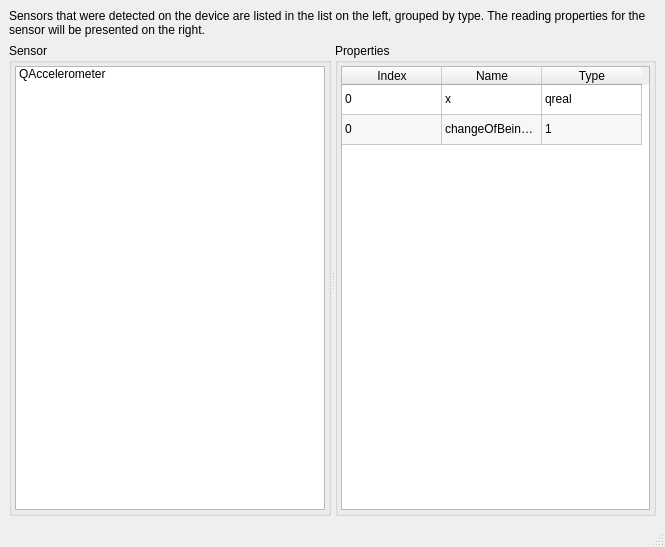
Before: the Qt Designer form qtmobility/examples/sensors/sensor_explorer/explorer.ui in SymbianSource/oss.FCL.sf.mw.qtextensions, drawn with Qt 5.
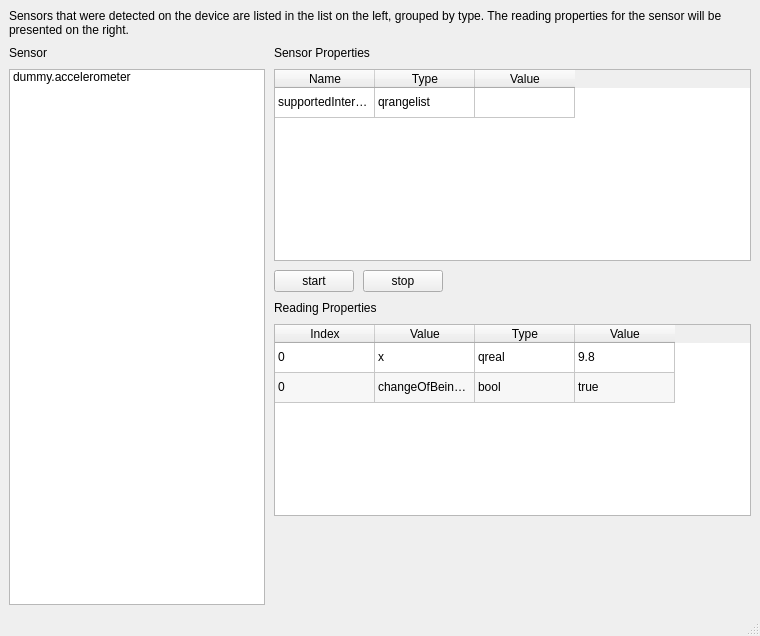
After: the same form once the commit is applied.

Diff of the .ui file:
```diff
--- a/qtmobility/examples/sensors/sensor_explorer/explorer.ui
+++ b/qtmobility/examples/sensors/sensor_explorer/explorer.ui
@@ -48,8 +48,8 @@
    <rect>
     <x>0</x>
     <y>0</y>
-    <width>665</width>
-    <height>547</height>
+    <width>760</width>
+    <height>636</height>
    </rect>
   </property>
   <property name="sizePolicy">
@@ -62,7 +62,10 @@
    <string>MainWindow</string>
   </property>
   <widget class="QWidget" name="centralwidget">
-   <layout class="QVBoxLayout" name="verticalLayout">
+   <layout class="QVBoxLayout" name="verticalLayout_4">
+    <property name="spacing">
+     <number>9</number>
+    </property>
     <item>
      <widget class="QLabel" name="label">
       <property name="text">
@@ -77,28 +80,37 @@
      </widget>
     </item>
     <item>
-     <widget class="QSplitter" name="widget">
-      <property name="sizePolicy">
-       <sizepolicy hsizetype="Expanding" vsizetype="Expanding">
-        <horstretch>0</horstretch>
-        <verstretch>0</verstretch>
-       </sizepolicy>
-      </property>
-      <property name="orientation">
-       <enum>Qt::Horizontal</enum>
-      </property>
-      <widget class="QGroupBox" name="groupBox">
-       <property name="title">
-        <string>Sensor</string>
-       </property>
+     <widget class="QWidget" name="widget" native="true">
        <layout class="QHBoxLayout" name="horizontalLayout">
+       <property name="spacing">
+        <number>9</number>
+       </property>
         <property name="margin">
-         <number>3</number>
+        <number>0</number>
         </property>
         <item>
-         <widget class="QTreeWidget" name="m_sensors">
+        <widget class="QWidget" name="widget_2" native="true">
+         <layout class="QVBoxLayout" name="verticalLayout">
+          <property name="spacing">
+           <number>9</number>
+          </property>
+          <property name="margin">
+           <number>0</number>
+          </property>
+          <item>
+           <widget class="QLabel" name="label_2">
+            <property name="text">
+             <string>Sensor</string>
+            </property>
+            <property name="buddy">
+             <cstring>sensors</cstring>
+            </property>
+           </widget>
+          </item>
+          <item>
+           <widget class="QTreeWidget" name="sensors">
           <property name="sizePolicy">
-           <sizepolicy hsizetype="MinimumExpanding" vsizetype="Expanding">
+             <sizepolicy hsizetype="Minimum" vsizetype="Expanding">
             <horstretch>0</horstretch>
             <verstretch>0</verstretch>
            </sizepolicy>
@@ -112,49 +124,213 @@
           <property name="rootIsDecorated">
            <bool>false</bool>
           </property>
+            <property name="itemsExpandable">
+             <bool>false</bool>
+            </property>
+            <property name="expandsOnDoubleClick">
+             <bool>false</bool>
+            </property>
+            <attribute name="headerVisible">
+             <bool>false</bool>
+            </attribute>
+            <attribute name="headerVisible">
+             <bool>false</bool>
+            </attribute>
+            <column>
+             <property name="text">
+              <string notr="true">Sensor</string>
+             </property>
+            </column>
+            <item>
+             <property name="text">
+              <string notr="true">dummy.accelerometer</string>
+             </property>
+            </item>
+           </widget>
+          </item>
+         </layout>
+        </widget>
+       </item>
+       <item>
+        <widget class="QScrollArea" name="scrollArea">
+         <property name="frameShape">
+          <enum>QFrame::NoFrame</enum>
+         </property>
+         <property name="widgetResizable">
+          <bool>true</bool>
+         </property>
+         <widget class="QWidget" name="scrollAreaWidgetContents">
+          <property name="geometry">
+           <rect>
+            <x>0</x>
+            <y>0</y>
+            <width>477</width>
+            <height>556</height>
+           </rect>
+          </property>
+          <layout class="QVBoxLayout" name="verticalLayout_5">
+           <property name="spacing">
+            <number>9</number>
+           </property>
+           <property name="margin">
+            <number>0</number>
+           </property>
+           <item>
+            <widget class="QWidget" name="widget_4" native="true">
+             <property name="sizePolicy">
+              <sizepolicy hsizetype="Preferred" vsizetype="Minimum">
+               <horstretch>0</horstretch>
+               <verstretch>0</verstretch>
+              </sizepolicy>
+             </property>
+             <layout class="QVBoxLayout" name="verticalLayout_3">
+              <property name="spacing">
+               <number>9</number>
+              </property>
+              <property name="margin">
+               <number>0</number>
+              </property>
+              <item>
+               <widget class="QLabel" name="label_4">
+                <property name="text">
+                 <string>Sensor Properties</string>
+                </property>
+               </widget>
+              </item>
+              <item>
+               <widget class="QTableWidget" name="sensorprops">
+                <property name="sizePolicy">
+                 <sizepolicy hsizetype="Expanding" vsizetype="Minimum">
+                  <horstretch>0</horstretch>
+                  <verstretch>0</verstretch>
+                 </sizepolicy>
+                </property>
+                <property name="verticalScrollBarPolicy">
+                 <enum>Qt::ScrollBarAlwaysOff</enum>
+                </property>
+                <property name="alternatingRowColors">
+                 <bool>true</bool>
+                </property>
           <property name="columnCount">
-           <number>1</number>
-          </property>
-          <attribute name="headerVisible">
+                 <number>3</number>
+                </property>
+                <attribute name="verticalHeaderVisible">
            <bool>false</bool>
           </attribute>
-          <attribute name="headerVisible">
+                <attribute name="verticalHeaderVisible">
            <bool>false</bool>
           </attribute>
+                <row>
+                 <property name="text">
+                  <string notr="true">1</string>
+                 </property>
+                </row>
           <column>
            <property name="text">
-            <string>Sensor</string>
-           </property>
-          </column>
-          <item>
+                  <string>Name</string>
+                 </property>
+                </column>
+                <column>
            <property name="text">
-            <string>QAccelerometer</string>
-           </property>
-           <item>
+                  <string>Type</string>
+                 </property>
+                </column>
+                <column>
             <property name="text">
-             <string>dummy.accelerometer</string>
-            </property>
-           </item>
+                  <string>Value</string>
+                 </property>
+                </column>
+                <item row="0" column="0">
+                 <property name="text">
+                  <string notr="true">supportedIntervals</string>
+                 </property>
+                </item>
+                <item row="0" column="1">
+                 <property name="text">
+                  <string notr="true">qrangelist</string>
+                 </property>
+                </item>
+                <item row="0" column="2">
+                 <property name="text">
+                  <string/>
+                 </property>
           </item>
          </widget>
         </item>
        </layout>
       </widget>
-      <widget class="QGroupBox" name="groupBox_2">
-       <property name="title">
-        <string>Properties</string>
-       </property>
+           </item>
+           <item>
+            <widget class="QWidget" name="widget_3" native="true">
        <layout class="QHBoxLayout" name="horizontalLayout_2">
+              <property name="spacing">
+               <number>9</number>
+              </property>
         <property name="margin">
-         <number>3</number>
+               <number>0</number>
         </property>
         <item>
-         <widget class="QTableWidget" name="m_reading">
+               <widget class="QPushButton" name="start">
+                <property name="text">
+                 <string>start</string>
+                </property>
+               </widget>
+              </item>
+              <item>
+               <widget class="QPushButton" name="stop">
+                <property name="text">
+                 <string>stop</string>
+                </property>
+               </widget>
+              </item>
+              <item>
+               <spacer name="horizontalSpacer">
+                <property name="orientation">
+                 <enum>Qt::Horizontal</enum>
+                </property>
+                <property name="sizeHint" stdset="0">
+                 <size>
+                  <width>40</width>
+                  <height>20</height>
+                 </size>
+                </property>
+               </spacer>
+              </item>
+             </layout>
+            </widget>
+           </item>
+           <item>
+            <widget class="QWidget" name="widget_5" native="true">
           <property name="sizePolicy">
-           <sizepolicy hsizetype="MinimumExpanding" vsizetype="Expanding">
+              <sizepolicy hsizetype="Preferred" vsizetype="Minimum">
             <horstretch>0</horstretch>
             <verstretch>0</verstretch>
            </sizepolicy>
+             </property>
+             <layout class="QVBoxLayout" name="verticalLayout_2">
+              <property name="spacing">
+               <number>9</number>
+              </property>
+              <property name="margin">
+               <number>0</number>
+              </property>
+              <item>
+               <widget class="QLabel" name="label_6">
+                <property name="text">
+                 <string>Reading Properties</string>
+                </property>
+               </widget>
+              </item>
+              <item>
+               <widget class="QTableWidget" name="reading">
+                <property name="sizePolicy">
+                 <sizepolicy hsizetype="Expanding" vsizetype="Minimum">
+                  <horstretch>0</horstretch>
+                  <verstretch>0</verstretch>
+                 </sizepolicy>
+                </property>
+                <property name="verticalScrollBarPolicy">
+                 <enum>Qt::ScrollBarAlwaysOff</enum>
           </property>
           <property name="alternatingRowColors">
            <bool>true</bool>
@@ -163,7 +339,7 @@
            <enum>QAbstractItemView::ExtendedSelection</enum>
           </property>
           <property name="columnCount">
-           <number>3</number>
+                 <number>4</number>
           </property>
           <attribute name="verticalHeaderVisible">
            <bool>false</bool>
@@ -188,7 +364,7 @@
           </column>
           <column>
            <property name="text">
-            <string>Name</string>
+                  <string>Value</string>
            </property>
           </column>
           <column>
@@ -196,6 +372,11 @@
             <string>Type</string>
            </property>
           </column>
+                <column>
+                 <property name="text">
+                  <string>Value</string>
+                 </property>
+                </column>
           <item row="0" column="0">
            <property name="text">
             <string notr="true">0</string>
@@ -211,6 +392,11 @@
             <string notr="true">qreal</string>
            </property>
           </item>
+                <item row="0" column="3">
+                 <property name="text">
+                  <string>9.8</string>
+                 </property>
+                </item>
           <item row="1" column="0">
            <property name="text">
             <string notr="true">0</string>
@@ -223,13 +409,37 @@
           </item>
           <item row="1" column="2">
            <property name="text">
-            <string notr="true">1</string>
-           </property>
-          </item>
+                  <string notr="true">bool</string>
+                 </property>
+                </item>
+                <item row="1" column="3">
+                 <property name="text">
+                  <string>true</string>
+                 </property>
+                </item>
          </widget>
         </item>
        </layout>
       </widget>
+           </item>
+           <item>
+            <spacer name="verticalSpacer">
+             <property name="orientation">
+              <enum>Qt::Vertical</enum>
+             </property>
+             <property name="sizeHint" stdset="0">
+              <size>
+               <width>0</width>
+               <height>18</height>
+              </size>
+             </property>
+            </spacer>
+           </item>
+          </layout>
+         </widget>
+        </widget>
+       </item>
+      </layout>
      </widget>
     </item>
    </layout>
```
Left out of the diff: 67 changed lines with no effect on the pictures. Lines whose indentation alone changed are shown as unchanged.
